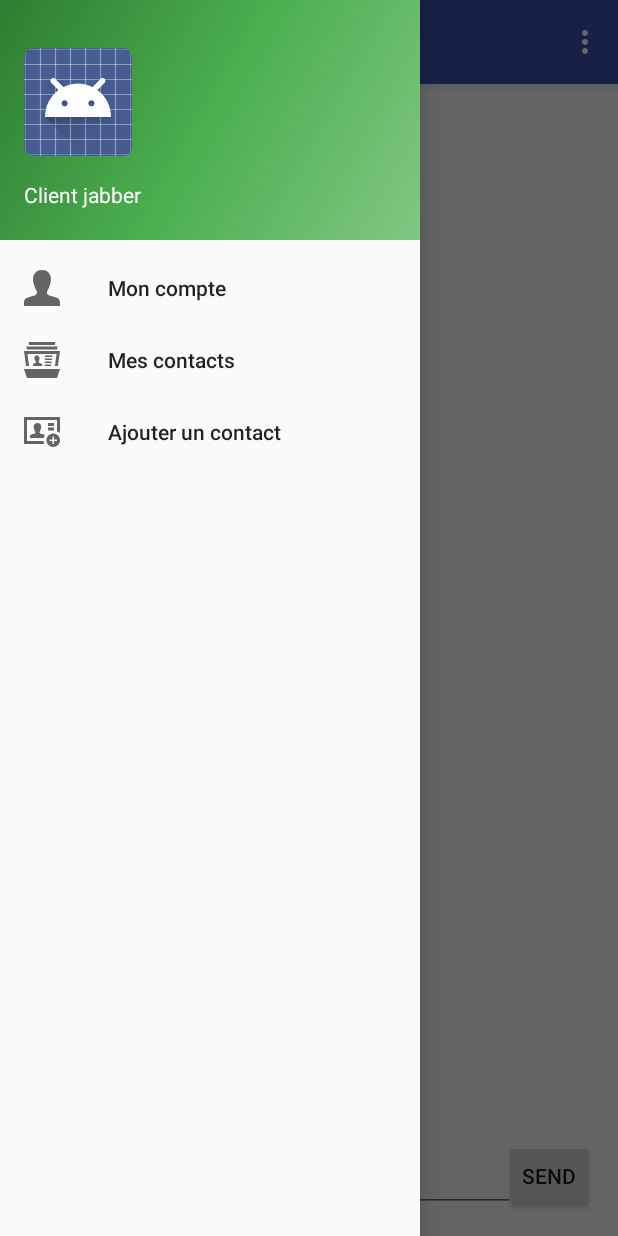
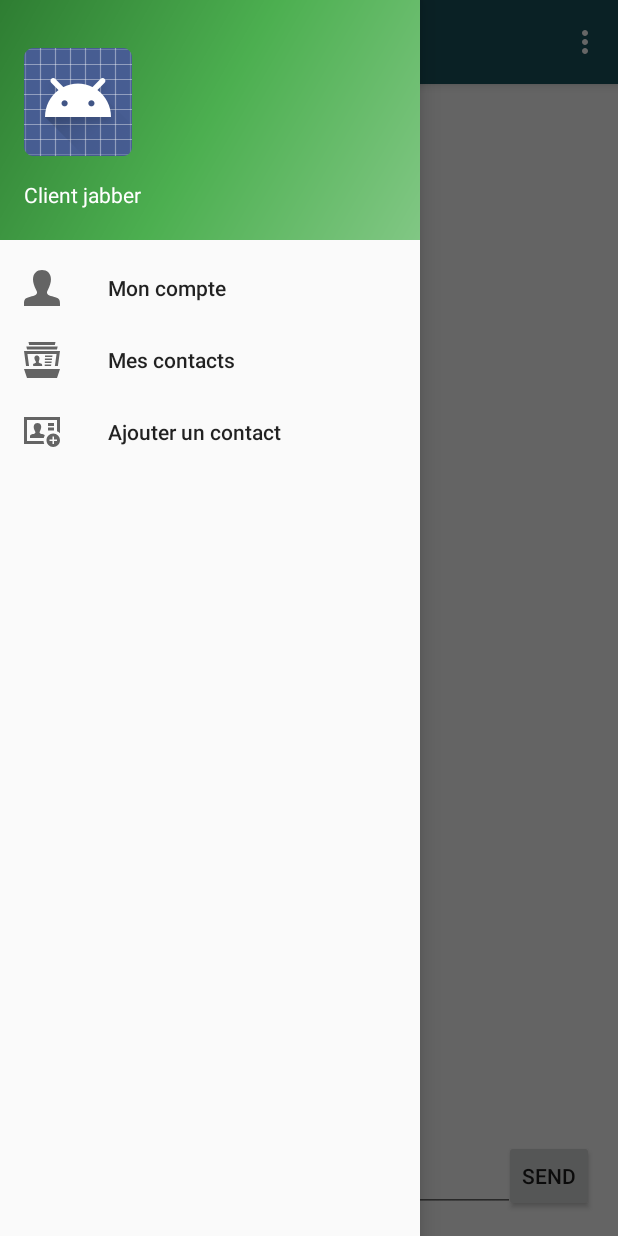
Before and after one commit to etna-octobre-2016/etna-3-programmation-mobile, an Android app: the fragment ChatFragment placed in its activity, with the side drawer open, on a phone screen of 412 x 824 dp. Run offline under Robolectric (Android 15) with nearby library versions, the phone set to English and light mode, and no system bars; libraries missing offline, so code that uses them is left out: org.jivesoftware.smack; 9 statements that could not run were skipped.

Commit message:
changes theme colors

```diff
--- a/app/src/main/java/dev/etna/jabberclient/fragments/ChatFragment.java
+++ b/app/src/main/java/dev/etna/jabberclient/fragments/ChatFragment.java
@@ -132,11 +132,11 @@ public class ChatFragment extends Fragment
         if (isMainUser) {
             layoutParams.addRule(RelativeLayout.ALIGN_PARENT_LEFT);
             textView.setBackgroundColor(ContextCompat.getColor(context,
-                    R.color.isChat));
+                    R.color.colorLightGrey));
         } else {
             layoutParams.addRule(RelativeLayout.ALIGN_PARENT_RIGHT);
             textView.setBackgroundColor(ContextCompat.getColor(context,
-                    R.color.myChat));
+                    R.color.colorLightShaded));
         }
     }
 
--- a/app/src/main/res/values/colors.xml
+++ b/app/src/main/res/values/colors.xml
@@ -1,8 +1,8 @@
 <?xml version="1.0" encoding="utf-8"?>
 <resources>
-    <color name="colorPrimary">#3F51B5</color>
-    <color name="colorPrimaryDark">#303F9F</color>
-    <color name="colorAccent">#FF4081</color>
-    <color name="myChat">#33FF66</color>
-    <color name="isChat">#0099FF</color>
+    <color name="colorPrimary">#1a525c</color>
+    <color name="colorPrimaryDark">#06161F</color>
+    <color name="colorAccent">#0d8185</color>
+    <color name="colorLightShaded">#b7e1c8</color>
+    <color name="colorLightGrey">#e3e3e3</color>
 </resources>
--- a/app/src/main/res/values/styles.xml
+++ b/app/src/main/res/values/styles.xml
@@ -2,7 +2,6 @@
 
     <!-- Base application theme. -->
     <style name="AppTheme" parent="Theme.AppCompat.Light.DarkActionBar">
-        <!-- Customize your theme here. -->
         <item name="colorPrimary">@color/colorPrimary</item>
         <item name="colorPrimaryDark">@color/colorPrimaryDark</item>
         <item name="colorAccent">@color/colorAccent</item>
```
